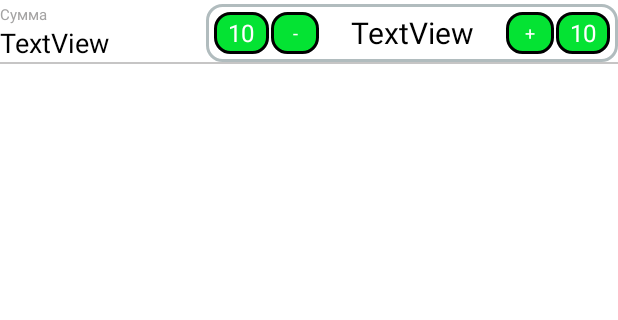
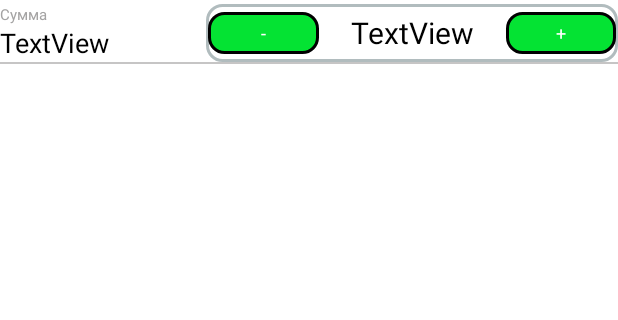
Before and after one commit to tubi-evgeny/tubi_open_ast, an Android app: the layout item_product_card.xml on its own in the app's theme, with its tools: preview values and no code run, on a phone screen of 412 x 824 dp, the part 238-558 px from its top. Run offline under Robolectric (Android 15) with nearby library versions, the light colour scheme and no system bars.

Commit message:
Закоментированны кнопки +10 и -10 в карточке товара

```diff
--- a/app/src/main/res/layout/item_product_card.xml
+++ b/app/src/main/res/layout/item_product_card.xml
@@ -228,7 +228,7 @@
                 android:weightSum="9"
                 android:orientation="horizontal">
 
-                <LinearLayout
+               <!-- <LinearLayout
                     android:id="@+id/llMinusTen"
                     android:layout_width="match_parent"
                     android:layout_height="match_parent"
@@ -248,7 +248,7 @@
                         android:text="10"
                         android:textColor="@color/white"
                         android:textSize="16dp" />
-                </LinearLayout>
+                </LinearLayout>-->
                 <LinearLayout
                     android:id="@+id/llMinus"
                     android:layout_width="match_parent"
@@ -330,7 +330,7 @@
                         android:textColor="@color/white"
                         android:textSize="12dp" />
                 </LinearLayout>
-                <LinearLayout
+                <!--<LinearLayout
                     android:id="@+id/llPlusTen"
                     android:layout_width="match_parent"
                     android:layout_height="match_parent"
@@ -350,7 +350,7 @@
                         android:text="10"
                         android:textColor="@color/white"
                         android:textSize="16dp" />
-                </LinearLayout>
+                </LinearLayout>-->
             </LinearLayout>
 
         </LinearLayout>
```
Also changed, not shown: app/src/main/java/ru/tubi/project/activity/ActivityProduct.java (+6 -4 lines), app/src/main/java/ru/tubi/project/activity/ActivityProductCard.java (+6 -8 lines), app/src/main/java/ru/tubi/project/adapters/ProductAdapter.java (+9 -9 lines), app/src/main/java/ru/tubi/project/adapters/ProductCardAdapter.java (+9 -9 lines), app/src/main/res/layout/item_product.xml (+4 -4 lines).
